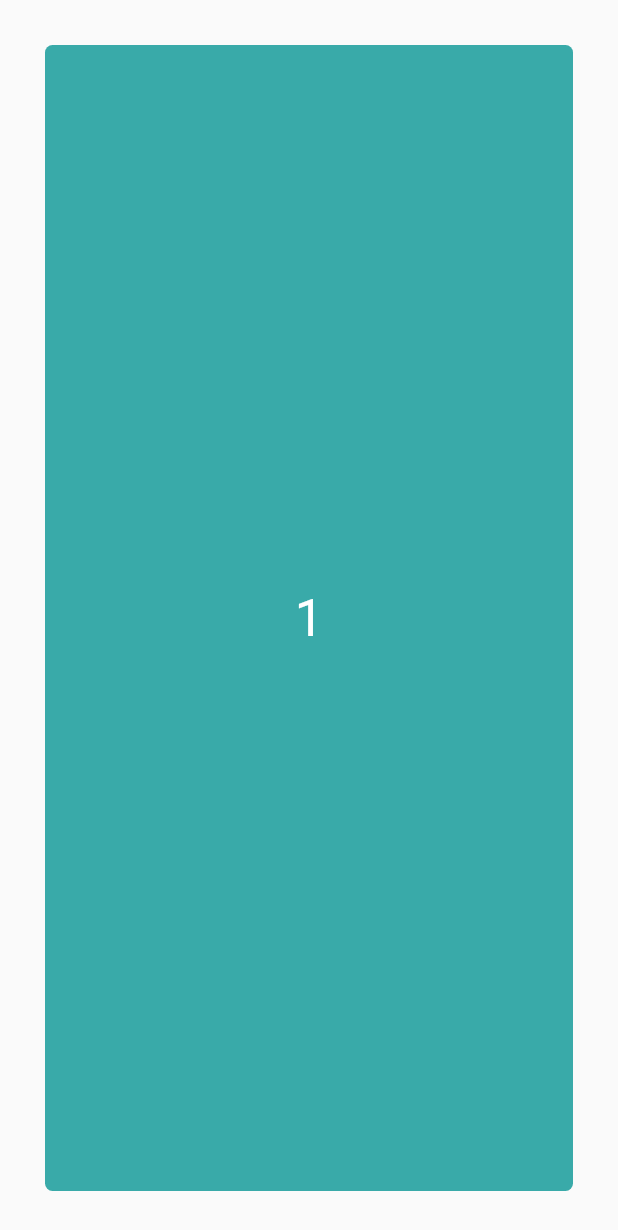
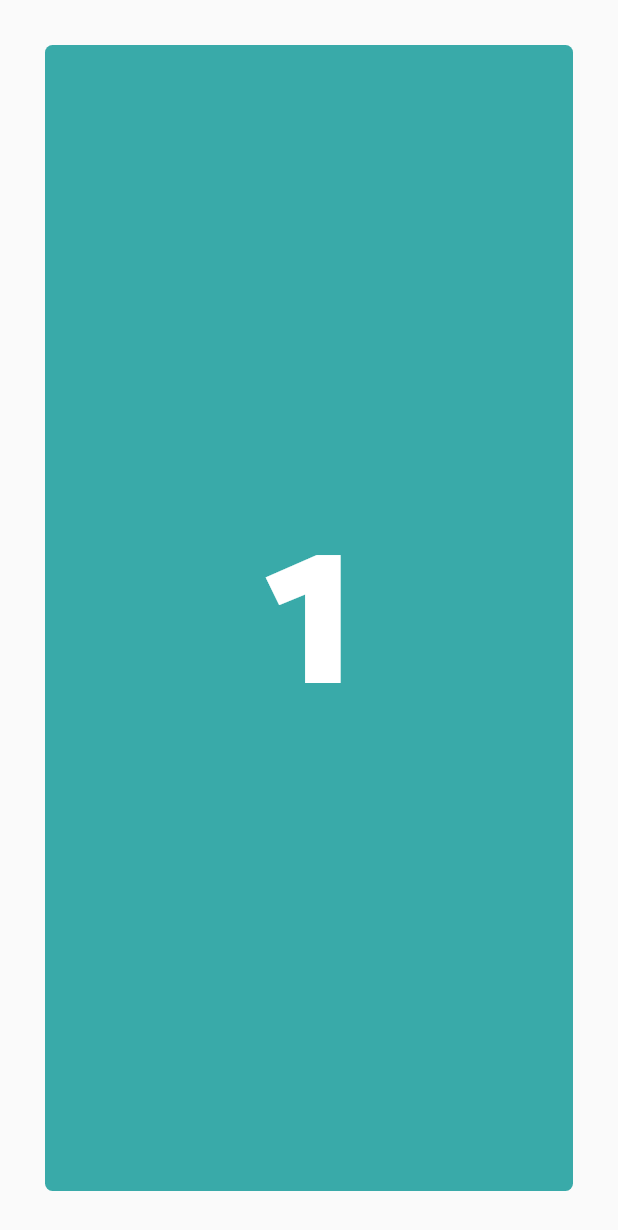
Before and after one commit to brunneros/pitech-planning-poker, a Flutter app: the screen it shows after launch, after a tap on an icon or button, on a phone screen of 412 x 824 dp. Shown: the top 1230 px of the screen. Run offline on Flutter 3.47's test engine with Material 2 defaults, Android fonts, the phone set to English and light mode, and no system bars; our stand-ins replace get_it, settings_ui, shared_preferences.

Commit message:
Added theming according to Pitech branding

```diff
--- a/lib/core/services/DeckService.dart
+++ b/lib/core/services/DeckService.dart
@@ -19,10 +19,10 @@ class DeckService {
 
   List<Deck> _getDummyDeck() {
     return [
-      Deck("Fibonacci", ["1", '3', '5', '8', '13', "21"],
-          "lib/assets/images/FibonacciSpiral.png"),
-      Deck("T-shirt", ["XS", 'S', 'M', 'L', 'XL', 'XXL'],
-          "lib/assets/images/FX13_tshirt2.png"),
+      Deck("FIBONACCI", ["1", '3', '5', '8', '13', "21"],
+          "lib/assets/images/Asset60.png"),
+      Deck("T-SHIRT", ["XS", 'S', 'M', 'L', 'XL', 'XXL'],
+          "lib/assets/images/Asset81.png"),
     ];
   }
 }
--- a/lib/main.dart
+++ b/lib/main.dart
@@ -1,13 +1,12 @@
 import 'package:flutter/material.dart';
+import 'package:planningpoker/ui/shared/pitech_colors.dart';
+import 'package:planningpoker/ui/shared/pitech_theme.dart';
 import 'package:provider/provider.dart';
-
 import 'package:planningpoker/locator.dart';
 import 'package:planningpoker/router.dart';
 import 'package:planningpoker/ui/cards_table.dart';
 import 'package:planningpoker/core/viewmodels/deck_view_model.dart';
 import 'package:planningpoker/ui/side_menu.dart';
-
-
 
 void main() {
   setupLocator();
@@ -22,6 +21,7 @@ class Main extends StatefulWidget {
 class _MainAppState extends State<Main> {
 
   DeckViewModel model = locator<DeckViewModel>();
+  PitechTheme pitechTheme = PitechTheme();
 
   @override
   Widget build(BuildContext context) {
@@ -30,16 +30,18 @@ class _MainAppState extends State<Main> {
         child: Consumer<DeckViewModel>(
             builder: (context, model, child) => MaterialApp(
               debugShowCheckedModeBanner: false,
+              theme: pitechTheme.themeData,
               title: 'PitechPlus Planning Poker',
                 home: Scaffold(
                   appBar: AppBar(
                     title:  Align(
-                    alignment: Alignment.centerLeft,
-                     child: Container(
+                      alignment: Alignment.centerLeft,
+                      child: Container(
                         padding: const EdgeInsets.fromLTRB(0, 80, 80, 80),
                         child: Image.asset("lib/assets/images/logo-large.png", fit: BoxFit.cover),
-                  )),
-                    backgroundColor: Color.fromARGB(255, 51, 65, 76),
+                      )
+                    ),
+                    backgroundColor: PitechColors.green1,
                   ),
                   drawer: SideMenu(model),
                   body: CardsTable(model),
--- a/lib/ui/cards_table.dart
+++ b/lib/ui/cards_table.dart
@@ -1,5 +1,6 @@
 import 'package:flutter/material.dart';
 import 'package:planningpoker/core/viewmodels/deck_view_model.dart';
+import 'package:planningpoker/ui/shared/pitech_colors.dart';
 
 class CardsTable extends StatefulWidget {
   final DeckViewModel model;
@@ -24,8 +25,7 @@ class CardsTableState extends State<CardsTable> {
   @override
   Widget build(BuildContext context) {
     return Container(
-//        color: Color.fromARGB(255, 73, 218, 216),
-        color: Colors.white,
+        color: PitechColors.white,
         child: GridView.count(
             crossAxisCount: 3,
             childAspectRatio: 6.5 / 9,
@@ -44,21 +44,20 @@ class CardsTableState extends State<CardsTable> {
         child: InkWell(
             // When the user taps the button, navigate to a named route
             // and provide the arguments as an optional parameter.
-          onTap: () => Navigator.pushNamed(context, "showcard", arguments: value),
+            onTap: () =>
+                Navigator.pushNamed(context, "showcard", arguments: value),
             child: Container(
               alignment: Alignment.center,
               decoration: BoxDecoration(
-              color: Color.fromARGB(255, 57, 170, 169),
+                color: PitechColors.green2,
                 shape: BoxShape.rectangle,
                 borderRadius: BorderRadius.circular(5),
               ),
               child: Text(value,
-                style: Theme.of(context)
-                    .textTheme
-                    .display1
-                    .copyWith(color: Colors.white)),
-          )
-        )
-    );
+                  style: TextStyle(
+                      fontWeight: FontWeight.w800,
+                      color: PitechColors.white,
+                      fontSize: 50)),
+            )));
   }
 }
--- a/lib/ui/deck_card.dart
+++ b/lib/ui/deck_card.dart
@@ -1,7 +1,7 @@
 import 'package:flutter/material.dart';
+import 'package:planningpoker/ui/shared/pitech_colors.dart';
 
 class DeckCard extends StatelessWidget {
-
   final String cardValue;
 
   @override
@@ -11,7 +11,7 @@ class DeckCard extends StatelessWidget {
         child: SafeArea(
           child: InkWell(
               onTap: () => Navigator.pop(context),
-            child:Container(
+              child: Container(
                 margin: EdgeInsets.all(30.0),
                 alignment: Alignment.center,
                 decoration: BoxDecoration(
@@ -20,18 +20,13 @@ class DeckCard extends StatelessWidget {
                   borderRadius: BorderRadius.circular(5),
                 ),
                 child: Text(cardValue,
-                  style: Theme.of(context)
-                      .textTheme
-                      .display1
-                      .copyWith(color: Colors.white)),
-            )
-        ),
-      )
-    );
+                    style: TextStyle(
+                        fontWeight: FontWeight.w800,
+                        color: PitechColors.white,
+                        fontSize: 150)),
+              )),
+        ));
   }
 
-  const DeckCard({
-   Key key,
-   @required this.cardValue
-  }) : super(key: key);
+  const DeckCard({Key key, @required this.cardValue}) : super(key: key);
 }
--- a/lib/ui/settings.dart
+++ b/lib/ui/settings.dart
@@ -2,6 +2,7 @@ import 'package:flutter/material.dart';
 import 'package:planningpoker/core/viewmodels/settings_view_model.dart';
 import 'package:planningpoker/locator.dart';
 import 'package:planningpoker/main.dart';
+import 'package:planningpoker/ui/shared/pitech_colors.dart';
 import 'package:provider/provider.dart';
 import 'package:settings_ui/settings_ui.dart';
 
@@ -11,7 +12,6 @@ class Settings extends StatefulWidget {
 }
 
 class _SettingsState extends State<Settings> {
-
   SettingsViewModel model = locator<SettingsViewModel>();
 
   @override
@@ -21,7 +21,11 @@ class _SettingsState extends State<Settings> {
         child: Consumer<SettingsViewModel>(
             builder: (context, model, child) => Scaffold(
                 appBar: AppBar(
-              title: Text('PitechPlus Planning Poker'),
+                  title: Text('PITECHPLUS PLANNING POKER',
+                      style: TextStyle(
+                          fontWeight: FontWeight.w700,
+                          color: PitechColors.white,
+                          fontSize: 20)),
                   // override default back functionality from app bar
                   leading: new IconButton(
                     icon: new Icon(Icons.arrow_back),
@@ -32,11 +36,11 @@ class _SettingsState extends State<Settings> {
                       );
                     },
                   ),
+                  backgroundColor: PitechColors.green1,
                 ),
                 body: SettingsList(
                   sections: [
                     SettingsSection(
-                title: 'General settings',
                       tiles: [
                         SettingsTile.switchTile(
                           title: 'Keep screen on',
--- /dev/null
+++ b/lib/ui/shared/pitech_colors.dart
@@ -0,0 +1,10 @@
+import 'dart:ui' show Color;
+import 'package:flutter/painting.dart';
+
+class PitechColors {
+  static const green1 = Color.fromARGB(255, 51, 65, 76);
+  static const green2 = Color.fromARGB(255, 57, 170, 169);
+  static const green3 = Color.fromARGB(255, 73, 218, 216);
+  static const green4 = Color.fromARGB(255, 96, 234, 139);
+  static const white  = Color.fromARGB(255, 255, 255, 255);
+}
--- /dev/null
+++ b/lib/ui/shared/pitech_theme.dart
@@ -0,0 +1,7 @@
+import 'package:flutter/material.dart';
+
+class PitechTheme {
+  ThemeData get themeData {
+    return ThemeData(fontFamily: "Catamaran");
+  }
+}
--- a/lib/ui/side_menu.dart
+++ b/lib/ui/side_menu.dart
@@ -1,6 +1,7 @@
 import 'package:flutter/material.dart';
 import 'package:planningpoker/core/models/deck.dart';
 import "package:planningpoker/core/viewmodels/deck_view_model.dart";
+import 'package:planningpoker/ui/shared/pitech_colors.dart';
 
 class SideMenu extends StatefulWidget {
   final DeckViewModel model;
@@ -22,33 +23,52 @@ class SideMenuState extends State<SideMenu> {
 
     // Menu header
     menuItemsList.add(DrawerHeader(
-        decoration: BoxDecoration(color: Color.fromARGB(255, 51, 65, 76)),
+        decoration: BoxDecoration(color: PitechColors.green1),
         child: Align(
           alignment: Alignment.centerLeft,
-          child: Image.asset("lib/assets/images/logo-large.png", fit: BoxFit.cover),
+          child: Text('PLANNING POKER',
+              style: TextStyle(
+                  fontWeight: FontWeight.w800,
+                  color: PitechColors.green4,
+                  fontSize: 40)),
         )));
+
+    menuItemsList.add(Divider(
+      color: Colors.white,
+      thickness: 2,
+      height: 1,
+      indent: 20,
+      endIndent: 20,
+    ));
+
     //add an entry for each deck available
     model.decks.forEach(
         (item) => menuItemsList.add(buildMenuItem(item, context, model)));
 
     // Settings entry
     menuItemsList.add(ListTile(
-//      leading: Icon(Icons.settings),
-      title: Text('Settings'),
+      leading: Icon(Icons.settings),
+      title: Text(
+        'SETTINGS',
+        style: TextStyle(
+            color: PitechColors.green2,
+            fontWeight: FontWeight.w700,
+            fontSize: 20),
+      ),
       onTap: () {
         Navigator.pushNamed(context, 'settings');
       },
     ));
 
-    return Drawer(
-        child: Container(
-            decoration: BoxDecoration(
-//                color: Color.fromARGB(255, 57, 170, 169)
-            color: Colors.white
+    return SafeArea(
+      child: Drawer(
+          child: Container(
+            decoration: BoxDecoration(color: PitechColors.green1),
+            child: ListView(
+              children: menuItemsList,
             ),
-            child: ListView(
-      children: menuItemsList,
-    )));
+      )),
+    );
   }
 
   ListTile buildMenuItem(Deck deck, BuildContext context, DeckViewModel model) {
@@ -59,18 +79,17 @@ class SideMenuState extends State<SideMenu> {
       title: Text(
         deck.title,
         style: TextStyle(
-          color: Colors.white,
-            fontWeight: isCurrent ? FontWeight.bold : FontWeight.normal),
+            color: isCurrent ? PitechColors.white : PitechColors.green2,
+            fontWeight: FontWeight.w500,
+            fontSize: 20),
       ),
-//      leading: ConstrainedBox(
-//        constraints: BoxConstraints(
-////          minWidth: 44,
-////          minHeight: 44,
-//          maxWidth: 24,
-//          maxHeight: 24,
-//        ),
-//        child: Image.asset(deck.icon, fit: BoxFit.cover),
-//      ),
+      leading: ConstrainedBox(
+        constraints: BoxConstraints(
+          maxWidth: 24,
+          maxHeight: 24,
+        ),
+        child: Center(child: Image.asset(deck.icon, fit: BoxFit.cover)),
+      ),
       onTap: () {
         model.setCurrentDeck(deck);
         Navigator.pop(context);
```
Also changed, not shown: lib/assets/images/Asset60.png (added), lib/assets/images/Asset81.png (added), lib/assets/images/FX13_tshirt2.png (deleted), lib/assets/images/FibonacciSpiral.png (deleted). Lines whose indentation alone changed are shown as unchanged.
